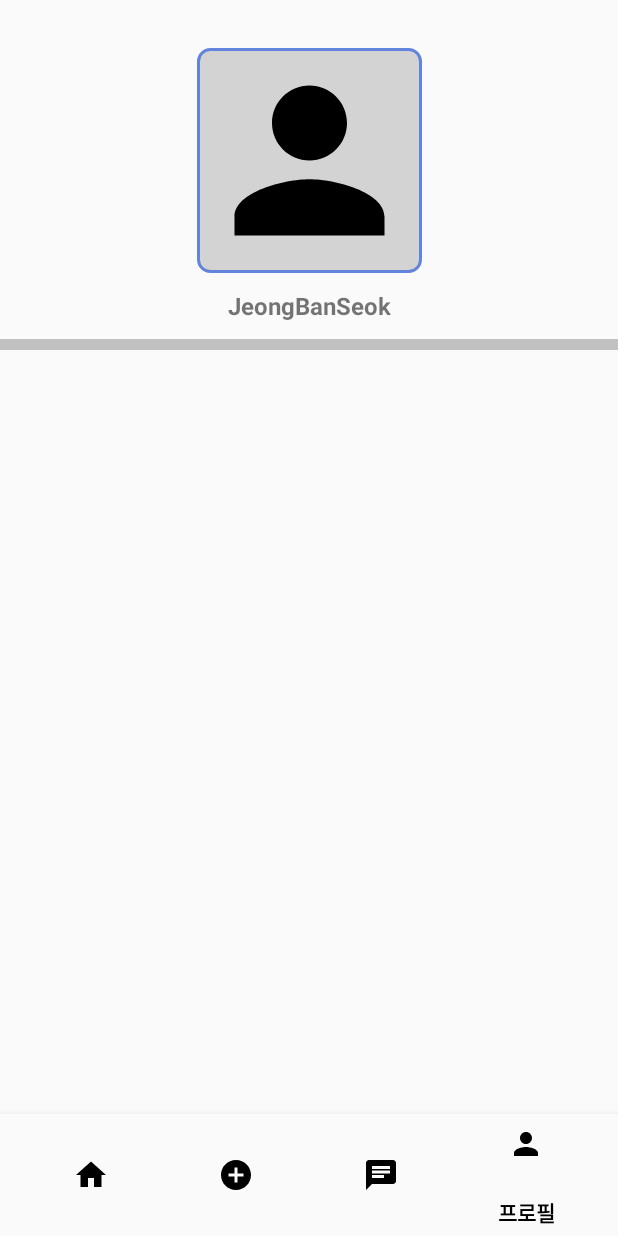
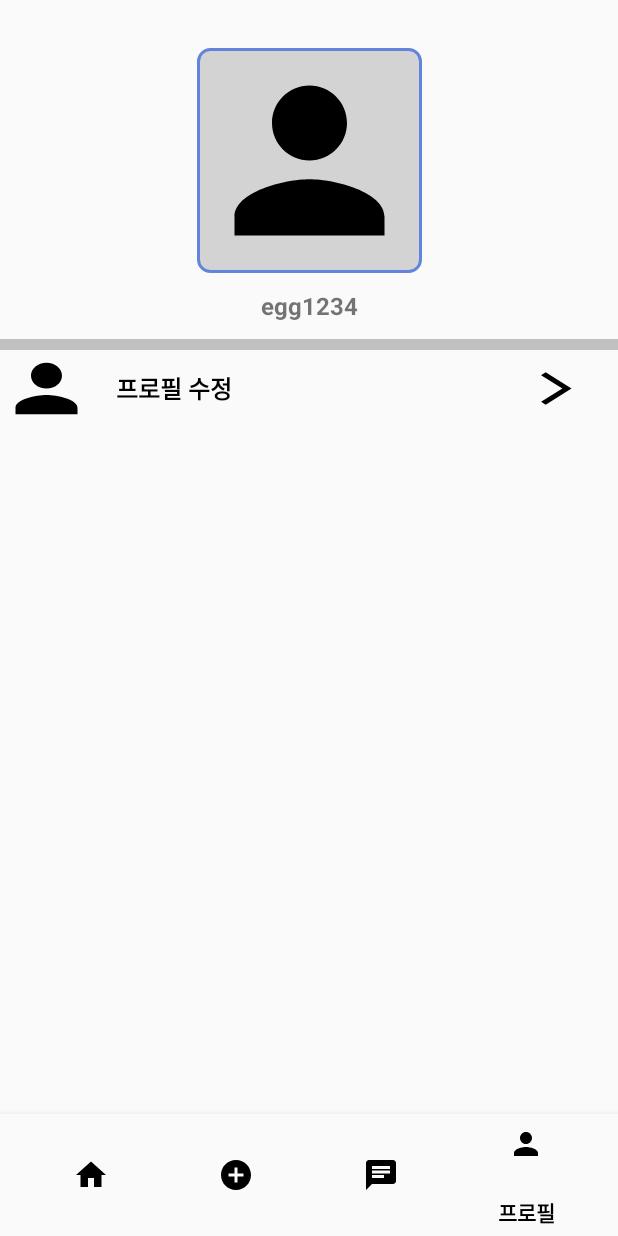
Before and after one commit to JeongEgg/used-trade-app, an Android app: the ProfileFragment screen opened through its navigation route, on a phone screen of 412 x 824 dp. Run offline under Robolectric (Android 15) with nearby library versions, the phone set to English and light mode, and no system bars; our stand-ins replace navigation-ui; pictures from the network do not load; 1 statement that could not run was skipped.

Commit message:
안드로이드 레이아웃 개발4(프로필 수정 페이지)

```diff
--- a/UsedTradeApp/app/src/main/AndroidManifest.xml
+++ b/UsedTradeApp/app/src/main/AndroidManifest.xml
@@ -15,6 +15,9 @@
         android:theme="@style/Theme.UsedTradeApp"
         android:usesCleartextTraffic="true"
         tools:targetApi="31">
+        <activity
+            android:name=".activity.ProfileActivity"
+            android:exported="false" />
         <activity
             android:name=".activity.ChatRoomActivity"
             android:exported="false" />
--- a/UsedTradeApp/app/src/main/java/com/example/usedtradeapp/fragment/ProfileFragment.java
+++ b/UsedTradeApp/app/src/main/java/com/example/usedtradeapp/fragment/ProfileFragment.java
@@ -1,5 +1,6 @@
 package com.example.usedtradeapp.fragment;
 
+import android.content.Intent;
 import android.os.Bundle;
 
 import androidx.annotation.NonNull;
@@ -9,6 +10,8 @@ import android.view.LayoutInflater;
 import android.view.View;
 import android.view.ViewGroup;
 
+import com.example.usedtradeapp.R;
+import com.example.usedtradeapp.activity.ProfileActivity;
 import com.example.usedtradeapp.databinding.FragmentProfileBinding;
 
 public class ProfileFragment extends Fragment {
@@ -19,7 +22,16 @@ public class ProfileFragment extends Fragment {
     public View onCreateView(@NonNull LayoutInflater inflater,
                              ViewGroup container, Bundle savedInstanceState) {
         binding = FragmentProfileBinding.inflate(inflater, container, false);
+        View rootView = binding.getRoot();
 
-        return binding.getRoot();
+        rootView.findViewById(R.id.layout_profile_revise).setOnClickListener(new View.OnClickListener() {
+            @Override
+            public void onClick(View v) {
+                Intent intent = new Intent(getContext(), ProfileActivity.class);
+                startActivity(intent);
+            }
+        });
+
+        return rootView;
     }
 }
--- /dev/null
+++ b/UsedTradeApp/app/src/main/res/drawable/btn_arrow_24.xml
@@ -0,0 +1,5 @@
+<vector xmlns:android="http://schemas.android.com/apk/res/android" android:autoMirrored="true" android:height="24dp" android:tint="#000000" android:viewportHeight="24" android:viewportWidth="24" android:width="24dp">
+
+    <path android:fillColor="@android:color/white" android:pathData="M6.23,20.23l1.77,1.77l10,-10l-10,-10l-1.77,1.77l8.23,8.23z"/>
+
+</vector>
--- a/UsedTradeApp/app/src/main/res/layout/fragment_profile.xml
+++ b/UsedTradeApp/app/src/main/res/layout/fragment_profile.xml
@@ -27,7 +27,7 @@
         android:id="@+id/tv_nickname"
         android:layout_width="match_parent"
         android:layout_height="0dp"
-        android:text="JeongBanSeok"
+        android:text="egg1234"
         android:gravity="center"
         android:textStyle="bold"
         android:textSize="16dp"
@@ -36,6 +36,7 @@
         app:layout_constraintStart_toStartOf="parent"
         app:layout_constraintEnd_toEndOf="parent"/>
     <View
+        android:id="@+id/view2"
         android:layout_width="match_parent"
         android:layout_height="0dp"
         android:background="#C1C1C1"
@@ -43,4 +44,46 @@
         app:layout_constraintStart_toStartOf="parent"
         app:layout_constraintEnd_toEndOf="parent"
         app:layout_constraintHeight_percent="0.01"/>
+    <androidx.constraintlayout.widget.ConstraintLayout
+        android:id="@+id/layout_profile_revise"
+        android:layout_width="match_parent"
+        android:layout_height="0dp"
+        app:layout_constraintHeight_percent="0.07"
+        app:layout_constraintTop_toBottomOf="@id/view2"
+        app:layout_constraintStart_toStartOf="parent"
+        app:layout_constraintEnd_toEndOf="parent">
+        <ImageView
+            android:id="@+id/imageview_profile_revise"
+            android:layout_width="0dp"
+            android:layout_height="match_parent"
+            android:background="@drawable/icon_person_24"
+            app:layout_constraintWidth_percent="0.15"
+            app:layout_constraintTop_toTopOf="parent"
+            app:layout_constraintBottom_toBottomOf="parent"
+            app:layout_constraintStart_toStartOf="parent"/>
+        <TextView
+            android:id="@+id/tv_profile_revise"
+            android:layout_width="0dp"
+            android:layout_height="match_parent"
+            android:text="프로필 수정"
+            android:textSize="16dp"
+            android:textColor="@color/black"
+            android:textStyle="bold"
+            android:gravity="center_vertical"
+            android:paddingLeft="15dp"
+            app:layout_constraintWidth_percent="0.7"
+            app:layout_constraintTop_toTopOf="parent"
+            app:layout_constraintBottom_toBottomOf="parent"
+            app:layout_constraintStart_toEndOf="@id/imageview_profile_revise"/>
+        <ImageView
+            android:layout_width="0dp"
+            android:layout_height="0dp"
+            android:scaleType="centerInside"
+            android:background="@drawable/btn_arrow_24"
+            app:layout_constraintHeight_percent="0.5"
+            app:layout_constraintWidth_percent="0.1"
+            app:layout_constraintTop_toTopOf="parent"
+            app:layout_constraintBottom_toBottomOf="parent"
+            app:layout_constraintStart_toEndOf="@id/tv_profile_revise"/>
+    </androidx.constraintlayout.widget.ConstraintLayout>
 </androidx.constraintlayout.widget.ConstraintLayout>
```
Also changed, not shown: UsedTradeApp/app/src/main/java/com/example/usedtradeapp/activity/ProfileActivity.java (added, +36 -0 lines), UsedTradeApp/app/src/main/res/layout/activity_profile.xml (added, +177 -0 lines).
